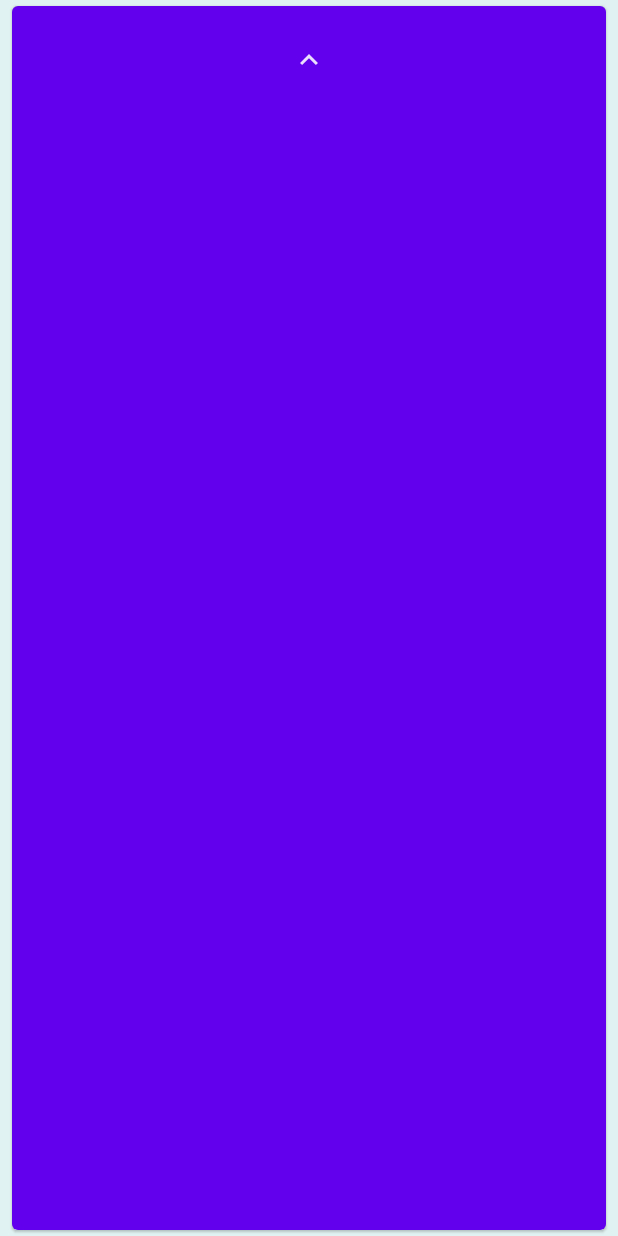
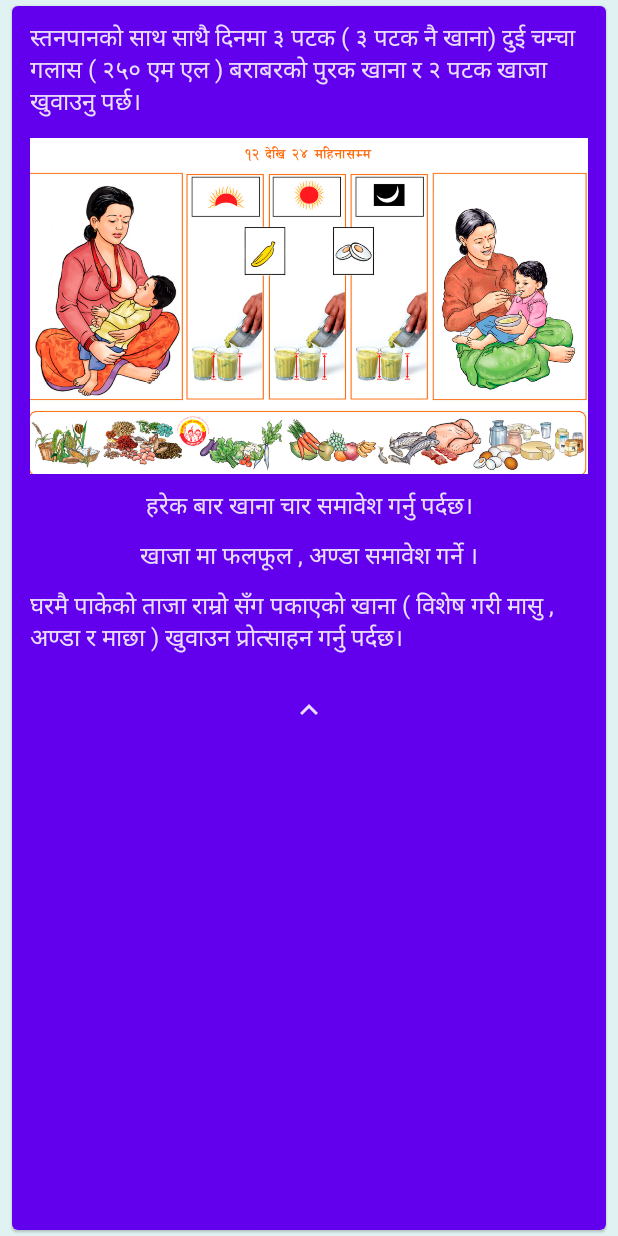
Before and after one commit to s194582/Nepalprojekt, an Android app built with Jetpack Compose: the twelve_twentyfour screen opened through its navigation route, on a phone screen of 412 x 824 dp. Run offline under Robolectric (Android 15) with nearby library versions, the phone set to English and light mode, and no system bars.

Commit message:
Children health 12-24 done.

```diff
--- a/app/src/main/java/com/example/nepalprojekt/ui/theme/health/ChildHealth.kt
+++ b/app/src/main/java/com/example/nepalprojekt/ui/theme/health/ChildHealth.kt
@@ -188,7 +188,6 @@ fun NineTwelve (
     }
 }
 
-/* TODO: Revisit for changes in translations */
 @Composable
 fun TwelveTwentyfour (
     navController: NavController
@@ -205,13 +204,16 @@ fun TwelveTwentyfour (
                 .padding(12.dp)
                 .verticalScroll(rememberScrollState())
         ) {
-            /* Picture of
-            Image(painter = painterResource(id = R.drawable.),
-                contentDescription = ""
-            )
-            Text(stringResource(id = R.string.))
-
-             */
+            // In addition to breastfeeding, 3 times a day (3 meals only), two teaspoons of glass (250 ml) of supplementary food and 2 meals should be fed.
+            Text(stringResource(id = R.string.twelve_twentyfour_in_addition))
+            Image(painter = painterResource(id = R.drawable.hc51_12_24months_withvegetables),
+                contentDescription = "three meal a day with vegetables")
+            // Each meal should include the three food groups.
+            Text(stringResource(id = R.string.twelve_twentyfour_each_meal))
+            // Snacks should include seasonal fruits and eggs if possible.
+            Text(stringResource(id = R.string.twelve_twentyfour_snacks_should))
+            // Eating fresh home-cooked food (meat, eggs and fish) should be encouraged.
+            Text(stringResource(id = R.string.twelve_twentyfour_eating_fresh))
 
             BackButton() {
                 navController.navigate(Screen.HealthInfoChild.route)
--- a/app/src/main/res/values/strings.xml
+++ b/app/src/main/res/values/strings.xml
@@ -28,13 +28,15 @@
     <string name="six_nine_only_salt">खाना तयार गर्दा दुई बालबालिकाको चिन्न भएको नुनको मात्र प्रयोग गर्नु पर्छ।</string>
 
     <string name="nine_twelve_in_addition_to">बालबालिकालाई स्तनपान को साथ साथै दिनमा ३ पटक ( २ पटक खाना र एक पटक जाउलो ) एक चिया गलास् (१२५ एम एल ) फरक खाना र १ पटक खाजा खुवाउने ।
-    \nखाजा मा फलफुल समावेश गर्न सकिन्छ।
-</string>
+    \nखाजा मा फलफुल समावेश गर्न सकिन्छ।</string>
     <string name="nine_twelve_clean_and_safe">सफा र सुरक्षित पानीको प्रयोग गर्नु पर्छ।</string>
     <string name="nine_twelve_special_attention">सरसफाइमा ( काम गर्ने वरिपरि भुइँहरु , भाँडाकुँडा हरु , हातहरू ) विशेष ध्यान दिनु पर्छ।</string>
     <string name="nine_twelve_discourage_eating">बजारमा पाइने कम पोषिला खानेकुरा खान निरुत्साहित गर्ने।</string>
 
-    <string name="twelve_twentyfour"></string>
+    <string name="twelve_twentyfour_in_addition">स्तनपानको साथ साथै दिनमा ३ पटक ( ३ पटक नै खाना) दुई चम्चा गलास ( २५० एम एल ) बराबरको पुरक खाना र २ पटक खाजा खुवाउनु पर्छ।</string>
+    <string name="twelve_twentyfour_each_meal">हरेक बार खाना चार समावेश गर्नु पर्दछ।</string>
+    <string name="twelve_twentyfour_snacks_should">खाजा मा फलफूल , अण्डा समावेश गर्ने ।</string>
+    <string name="twelve_twentyfour_eating_fresh">घरमै पाकेको ताजा राम्रो सँग पकाएको खाना ( विशेष गरी मासु , अण्डा र माछा ) खुवाउन प्रोत्साहन गर्नु पर्दछ।</string>
 
     <string name="pregnancy">गर्भावस्था</string>
     <string name="pregnancy_regular_health_check_ups">कम्तीमा ४ पटक ( ४,६,८,९ महिना ) स्वास्थ संस्थामा गएर नियमित स्वास्थ जाँच गराउनुपर्दछ र टी टी खोप लगाउनुपर्दछ। </string>
```
Also changed, not shown: app/src/main/res/drawable/hc51_12_24months_withvegetables.png (added).
